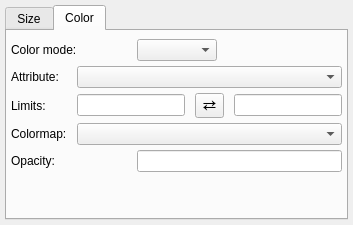
Above: glue_openspace_thesis/layer_state_widget.ui from OpenSpace/glue-openspace before the change. Below: the same form after it.
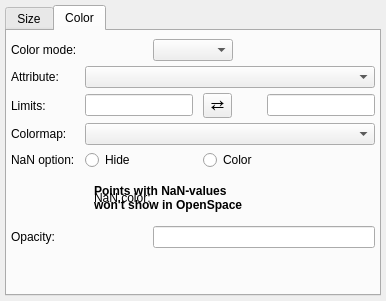
That is the form after the change. The open tabs and pages were chosen to show the change. Custom widgets are drawn as their Qt base class.

Commit message: Adds feature to choose how colormap attribute NaN values should be represented in OpenSpace

What changed in the file:
```diff
--- a/glue_openspace_thesis/layer_state_widget.ui
+++ b/glue_openspace_thesis/layer_state_widget.ui
@@ -363,6 +363,83 @@
                       </widget>
                     </item>
                     <!--================================================================-->
+                    <item row="3" column="0">
+                      <widget class="QLabel" name="label_nan_mode" alignment="Qt::AlignRight|Qt::AlignVCenter">
+                        <property name="font">
+                          <font>
+                            <weight>50</weight>
+                          </font>
+                        </property>
+                        <property name="text">
+                          <string>NaN option:</string>
+                        </property>
+                      </widget>
+                    </item>
+                    <item row="3" column="1">
+                      <widget class="QRadioButton" name="radio_cmap_nan_hide">
+                        <property name="text">
+                          <string>Hide</string>
+                        </property>
+                        <attribute name="nanCmapButtonGroup">
+                          <string notr="true">nanCmapButtonGroup</string>
+                        </attribute>
+                      </widget>
+                    </item>
+                    <item row="3" column="2">
+                      <widget class="QRadioButton" name="radio_cmap_nan_color">
+                        <property name="text">
+                          <string>Color</string>
+                        </property>
+                        <attribute name="nanCmapButtonGroup">
+                          <string notr="true">nanCmapButtonGroup</string>
+                        </attribute>
+                      </widget>
+                    </item>
+                    <!--================================================================-->
+                    <item row="4" column="1" colspan="3">
+                      <widget class="QWidget" name="cmap_nan_info">
+                        <layout class="QGridLayout" name="cmap_nan_info_grid">
+                          <item row="0" column="0">
+                            <widget class="QLabel" name="label_nan_hide_info" alignment="Qt::AlignLeft">
+                              <property name="font">
+                                <font>
+                                  <weight>100</weight>
+                                </font>
+                              </property>
+                              <property name="text">
+                                <string>Points with NaN-values
+won't show in OpenSpace</string>
+                              </property>
+                            </widget>
+                          </item>
+                        </layout>
+                      </widget>
+                    </item>                
+                    <!--================================================================-->
+                    <item row="4" column="1" colspan="3">
+                      <widget class="QWidget" name="cmap_nan_color">
+                        <layout class="QGridLayout" name="cmap_nan_color_grid">
+                          <item row="0" column="0">
+                            <widget class="QLabel" name="label_cmap_nan_color">
+                              <property name="text">
+                                <string>NaN color:</string>
+                              </property>
+                            </widget>
+                          </item>
+                          <item row="0" column="1">
+                            <widget class="QColorBox" name="color_cmap_nan_color">
+                              <property name="sizePolicy">
+                                <sizepolicy hsizetype="Preferred" vsizetype="Minimum">
+                                  <horstretch>0</horstretch>
+                                  <verstretch>0</verstretch>
+                                </sizepolicy>
+                              </property>
+                            </widget>
+                          </item>
+                        </layout>
+                      </widget>
+                    </item>
+                    <!--================================================================-->
                   </layout>
                 </widget>
               </item>
```
Left out of the diff: 802 changed lines with no effect on the pictures. The commit also changes 3 other files.
